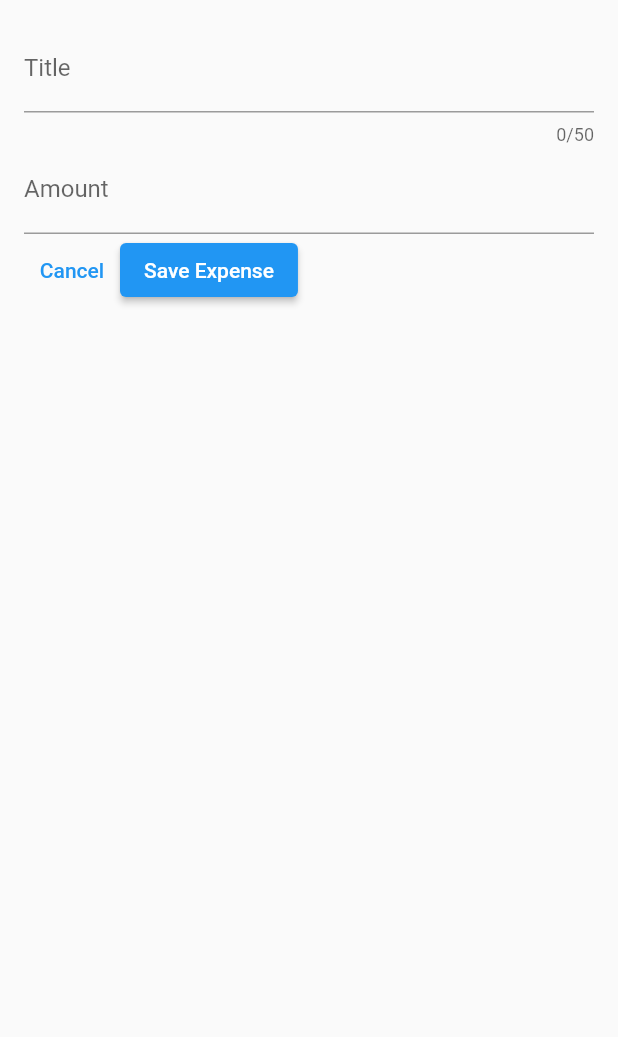
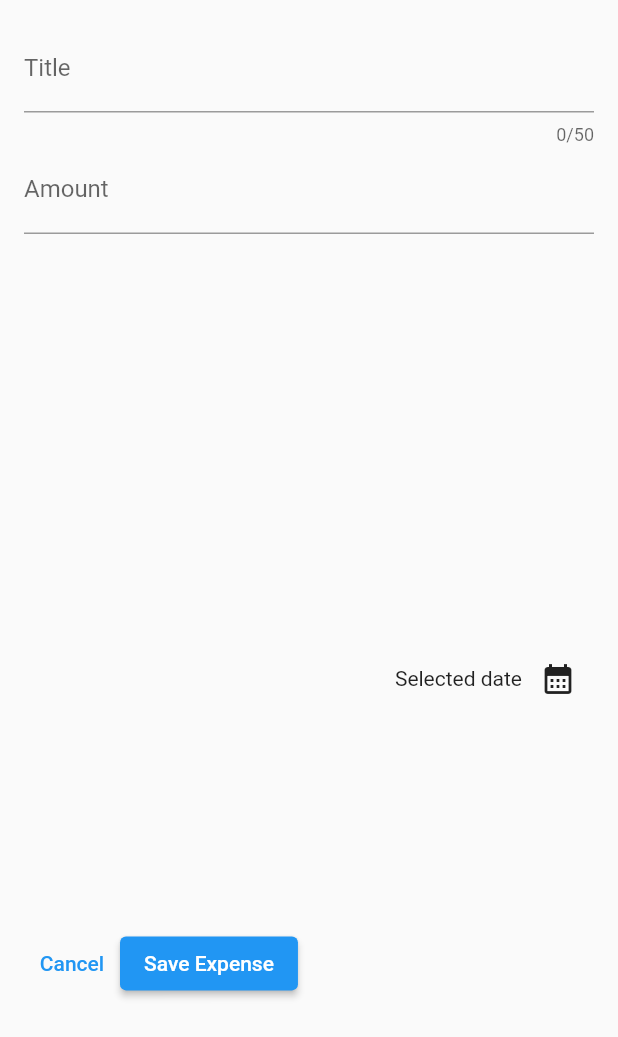
Before and after one commit to fredatabo/flutter_expense_tracker_app, a Flutter app: the NewExpense widget shown alone on an empty page, opened directly, on a phone screen of 412 x 824 dp. Shown: the top 1037 px of the screen. Run offline on Flutter 3.47's test engine with Material 2 defaults, Android fonts, the phone set to English and light mode, and no system bars.

Commit message:
date picker added

```diff
--- a/lib/new_expense.dart
+++ b/lib/new_expense.dart
@@ -24,6 +24,17 @@ class _NewExpenseState extends State<NewExpense> {
     super.dispose();
   }
 
+  void _presentDatePicker() {
+    final now = DateTime.now();
+    final firstDate = DateTime(now.year - 1, now.month, now.day);
+
+    showDatePicker(
+        context: context,
+        initialDate: now,
+        firstDate: firstDate,
+        lastDate: now);
+  }
+
   @override
   Widget build(BuildContext context) {
     return Padding(
@@ -37,7 +48,8 @@ class _NewExpenseState extends State<NewExpense> {
               label: Text('Title'),
             ),
           ),
-          TextField(
+          Expanded(
+            child: TextField(
               controller: _amountController,
               keyboardType: TextInputType.number,
               decoration: const InputDecoration(
@@ -45,7 +57,23 @@ class _NewExpenseState extends State<NewExpense> {
                 label: Text('Amount'),
               ),
             ),
+          ),
+          const SizedBox(
+            width: 16,
+          ),
           Row(
+            mainAxisAlignment:
+                MainAxisAlignment.end, // move component to end of row
+            crossAxisAlignment:
+                CrossAxisAlignment.center, //center componen horizontally
+            children: [
+              const Text('Selected date'),
+              IconButton(
+                  onPressed: _presentDatePicker, icon: const Icon(Icons.calendar_month))
+            ],
+          ),
+          Expanded(
+            child: Row(
               children: [
                 TextButton(
                   onPressed: () {
@@ -60,6 +88,7 @@ class _NewExpenseState extends State<NewExpense> {
                     child: const Text('Save Expense')),
               ],
             ),
+          ),
         ],
       ),
     );
```
Lines whose indentation alone changed are shown as unchanged.
